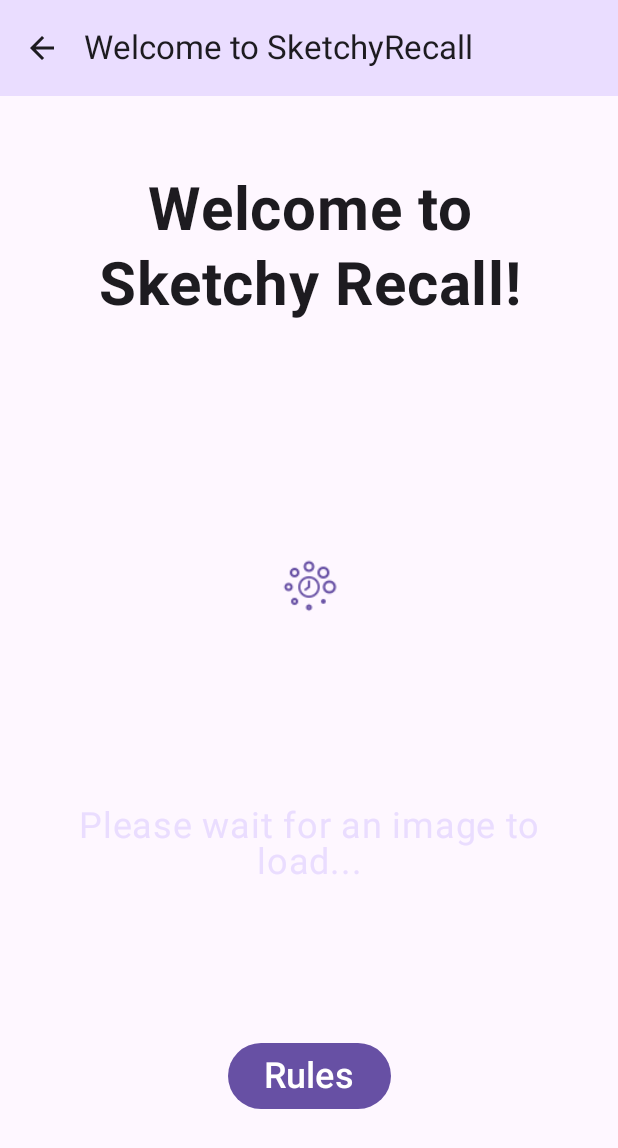
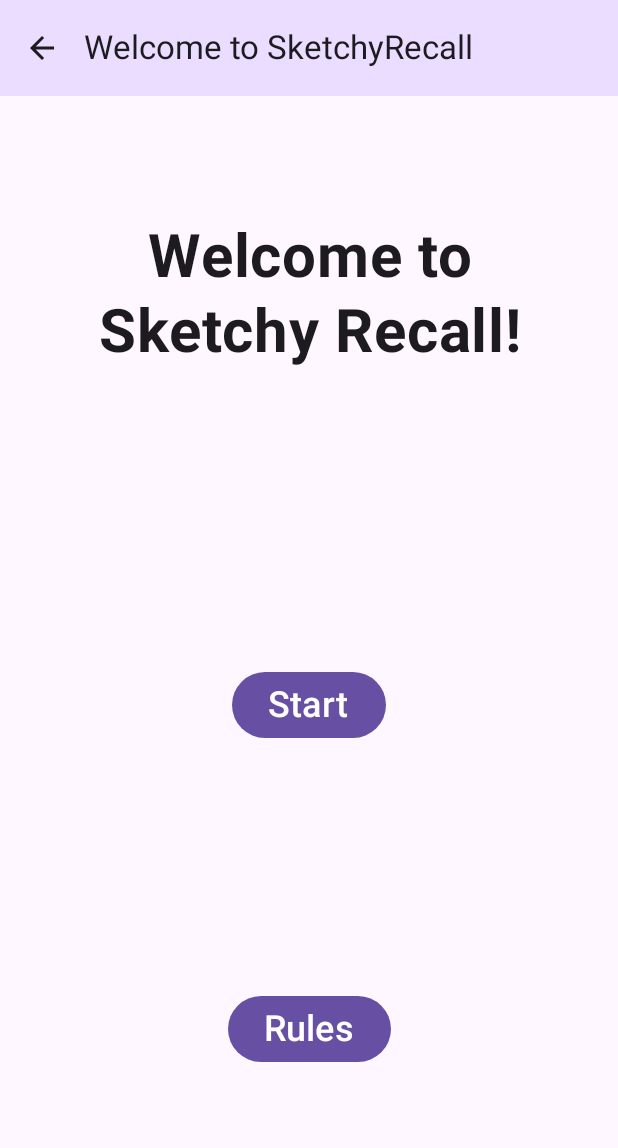
Before and after one commit to tkdgolden/AppDeploy2023, an Android app built with Jetpack Compose: the LandingScreen screen opened through its navigation route, on a phone screen of 412 x 824 dp. Shown: the top 1148 px of the screen. Run offline under Robolectric (Android 15) with nearby library versions, the phone set to English and light mode, and no system bars; pictures from the network do not load.

Commit message:
gameplay works

```diff
--- a/app/src/main/java/com/example/sketchyrecall/SketchyRecallScreen.kt
+++ b/app/src/main/java/com/example/sketchyrecall/SketchyRecallScreen.kt
@@ -109,7 +109,10 @@ fun SketchyRecallApp(
             composable(route = SketchyRecallScreen.Game.name) {
                 GameStart(
                     modifier = Modifier
-                        .fillMaxSize()
+                        .fillMaxSize(),
+                    onPlayAgainButtonClicked = {
+                        navController.navigate(SketchyRecallScreen.Landing.name)
+                    }
                 )
             }
         }
--- a/app/src/main/java/com/example/sketchyrecall/ui/LandingScreen.kt
+++ b/app/src/main/java/com/example/sketchyrecall/ui/LandingScreen.kt
@@ -4,19 +4,11 @@ import androidx.compose.foundation.layout.Arrangement
 import androidx.compose.foundation.layout.Column
 import androidx.compose.foundation.layout.fillMaxSize
 import androidx.compose.foundation.layout.padding
-import androidx.compose.foundation.layout.size
 import androidx.compose.material3.Button
-import androidx.compose.material3.Icon
-import androidx.compose.material3.MaterialTheme
 import androidx.compose.material3.Text
 import androidx.compose.runtime.Composable
-import androidx.compose.runtime.getValue
-import androidx.compose.runtime.mutableStateOf
-import androidx.compose.runtime.remember
-import androidx.compose.runtime.setValue
 import androidx.compose.ui.Alignment
 import androidx.compose.ui.Modifier
-import androidx.compose.ui.res.painterResource
 import androidx.compose.ui.res.stringResource
 import androidx.compose.ui.text.font.FontWeight
 import androidx.compose.ui.text.style.TextAlign
@@ -25,8 +17,6 @@ import androidx.compose.ui.unit.dp
 import androidx.compose.ui.unit.sp
 import com.example.compose.SketchyRecallTheme
 import com.example.sketchyrecall.R
-import java.util.Timer
-import kotlin.concurrent.timerTask
 
 const val pretendAPIWait: Long = 2000
 
@@ -43,10 +33,6 @@ fun LandingScreen(
             .padding(30.dp)
             .fillMaxSize()
     ) {
-        var ready by remember { mutableStateOf(false) }
-        Timer().schedule(timerTask {
-            ready = true
-        }, pretendAPIWait)
         Text(
             text = stringResource(R.string.welcome),
             modifier = Modifier.padding(32.dp),
@@ -55,7 +41,6 @@ fun LandingScreen(
             lineHeight = 50.sp,
             fontSize = 40.sp
         )
-        if (ready) {
         Button (
             onClick = {
                 onStartButtonClicked()
@@ -66,23 +51,6 @@ fun LandingScreen(
                 fontSize = 24.sp
             )
         }
-        } else {
-            Icon(
-                painter = painterResource(R.drawable.loading),
-                contentDescription = null,
-                tint = MaterialTheme.colorScheme.primary,
-                modifier = Modifier
-                    .padding(20.dp)
-                    .size(40.dp)
-            )
-            Text(
-                text = stringResource(R.string.waiting),
-                fontSize = 24.sp,
-                textAlign = TextAlign.Center,
-                color = MaterialTheme.colorScheme.primaryContainer
-            )
-        }
-
         Button (
             onClick = {
                 onRulesButtonClicked()
```
Also changed, not shown: app/src/main/java/com/example/sketchyrecall/ui/GameScreen.kt (+53 -82 lines). Lines whose indentation alone changed are shown as unchanged.
